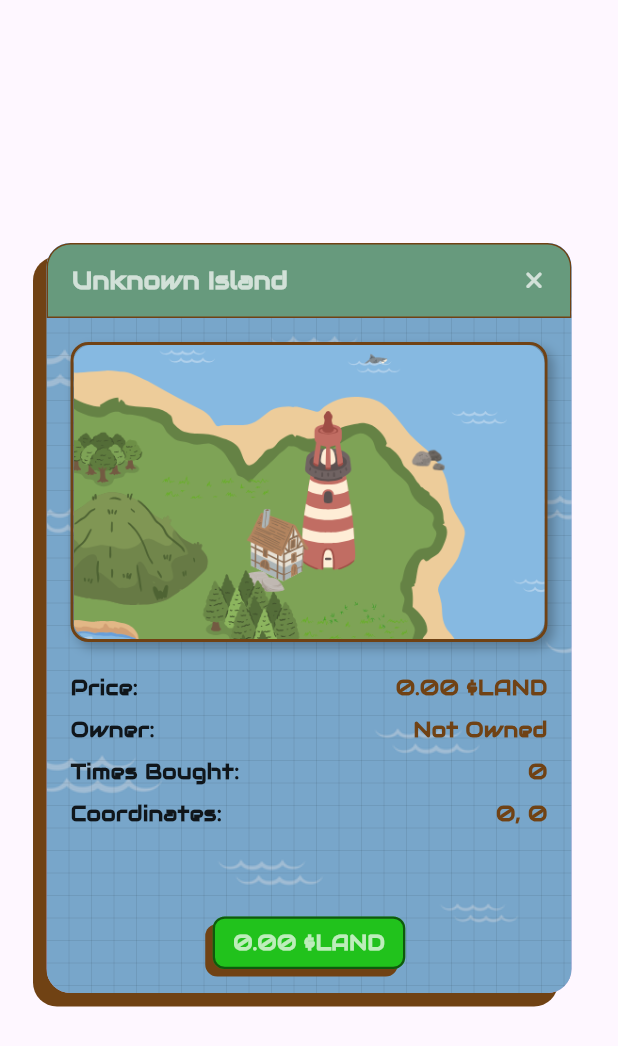
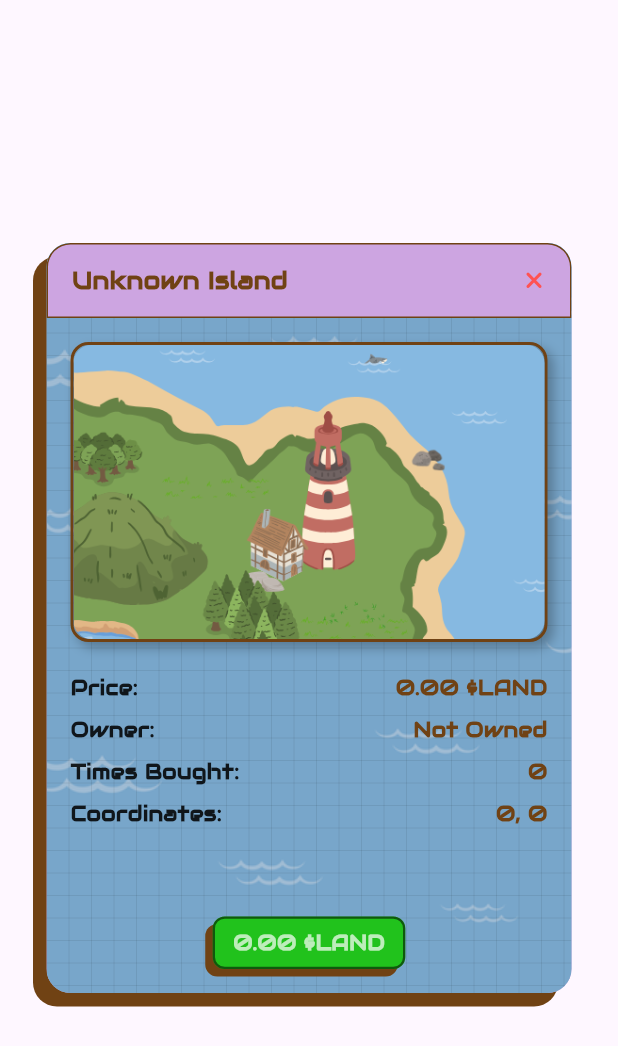
Before and after one commit to romaklym/isla_solara, a Flutter app: the SquareInfoDialog widget shown alone on an empty page, opened directly with empty values, on a phone screen of 412 x 824 dp. Shown: the top 1046 px of the screen. Run offline on Flutter 3.47's test engine with Material 3 defaults, Android fonts, the phone set to English and light mode, and no system bars; our stand-ins replace cloud_firestore, firebase_core, fl_chart, flutter_svg, font_awesome_flutter, go_router; missing offline and left inert: dart:html, dart:js, flutter_gradient_animation_text; accounts and stored records are empty.

Commit message:
finalized square info dialog, removed /#/ from urls

```diff
--- a/lib/main.dart
+++ b/lib/main.dart
@@ -6,6 +6,7 @@ import 'package:taxhavistan/home_page.dart';
 import 'package:taxhavistan/responsive/mobile_screen.dart';
 import 'package:taxhavistan/responsive/responsive_layout.dart';
 import 'package:taxhavistan/screens/map_screen.dart';
+import 'package:flutter_web_plugins/url_strategy.dart';
 
 void main() async {
   WidgetsFlutterBinding.ensureInitialized();
@@ -24,6 +25,7 @@ void main() async {
   FirebaseFirestore.instance.settings = const Settings(
     persistenceEnabled: true,
   );
+  setUrlStrategy(PathUrlStrategy());
   runApp(const MyApp());
 }
 
--- a/lib/widgets/square_info_dialog.dart
+++ b/lib/widgets/square_info_dialog.dart
@@ -267,7 +267,7 @@ class _SquareInfoDialogState extends State<SquareInfoDialog> {
                   Container(
                     height: 50,
                     decoration: BoxDecoration(
-                      color: Color(0xFF679a7d),
+                      color: Color(0xFFcda5e1),
                       borderRadius: BorderRadius.vertical(
                         top: Radius.circular(16),
                       ),
@@ -287,14 +287,14 @@ class _SquareInfoDialogState extends State<SquareInfoDialog> {
                               fontFamily: "Audiowide",
                               fontWeight: FontWeight.bold,
                               fontSize: 16.0,
-                              color: Colors.white70,
+                              color: Color(0xFF704214),
                             ),
                           ),
                         ),
                         IconButton(
                           icon: FaIcon(
                             FontAwesomeIcons.xmark,
-                            color: Colors.white70,
+                            color: Colors.redAccent,
                             size: 16.0,
                           ),
                           onPressed: () => Navigator.of(context).pop(),
@@ -339,12 +339,13 @@ class _SquareInfoDialogState extends State<SquareInfoDialog> {
                             value:
                                 "${formatter.format(islandPrice ?? 0.0).replaceAll(',', '\'')} \$LAND",
                           ),
-                          _buildInfoRow(
-                            label: "Owner",
-                            value: currentOwner != null
-                                ? '${currentOwner!.substring(0, (14 ~/ 2) - 1)}...${currentOwner!.substring(currentOwner!.length - ((14 ~/ 2) - 1))}'
-                                : "Not Owned",
-                          ),
+                          if (currentOwner != "")
+                            _buildInfoRow(
+                              label: "Owner",
+                              value: currentOwner != null
+                                  ? '${currentOwner!.substring(0, (16 ~/ 2) - 1)}...${currentOwner!.substring(currentOwner!.length - ((16 ~/ 2) - 1))}'
+                                  : "Not Owned",
+                            ),
                           _buildInfoRow(
                             label: "Times Bought",
                             value: timesBought?.toString() ?? "0",
--- a/pubspec.yaml
+++ b/pubspec.yaml
@@ -33,6 +33,8 @@ dependencies:
 
   # The following adds the Cupertino Icons font to your application.
   # Use with the CupertinoIcons class for iOS style icons.
+  flutter_web_plugins:
+    sdk: flutter
   cupertino_icons: ^1.0.8
   font_awesome_flutter: ^10.8.0
   http: ^1.2.2
```
Also changed, not shown: pubspec.lock, 1 other file.
